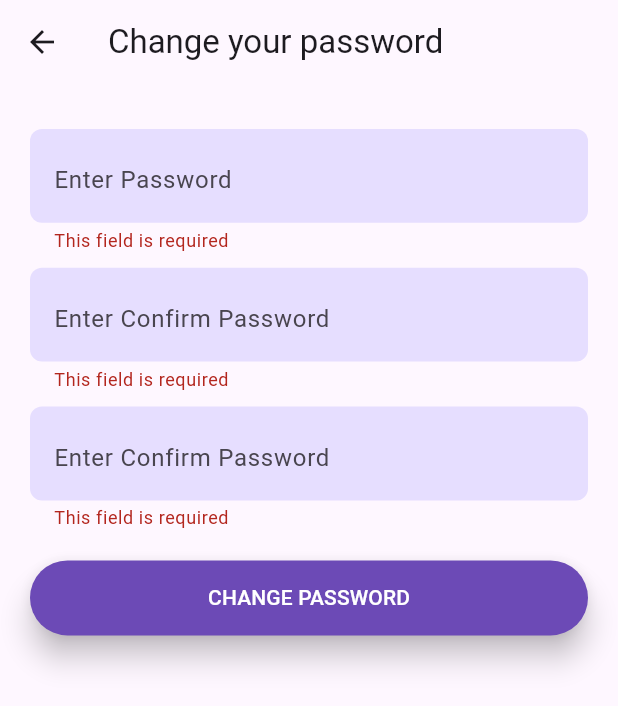
After one commit to dexterTalha/chat_app, a Flutter app: the ChangePasswordScreen screen opened directly, after a tap on "CHANGE PASSWORD", on a phone screen of 412 x 824 dp. The commit adds this screen. Shown: the top 706 px of the screen. Run offline on Flutter 3.47's test engine with Material 2 defaults, Android fonts, the phone set to English and light mode, and no system bars; our stand-ins replace cloud_firestore, firebase_auth, firebase_core, get; accounts and stored records are empty.

Commit message:
change password

```diff
--- a/lib/components/my_text_form_field.dart
+++ b/lib/components/my_text_form_field.dart
@@ -11,16 +11,7 @@ class MyTextField extends StatelessWidget {
   final TextInputType? inputType;
   final bool isObscure;
   final Widget? suffixWidget;
-  const MyTextField(
-      {super.key,
-      this.isObscure = false,
-      this.hintText,
-      this.borderRadius,
-      this.fillColor,
-      this.controller,
-      this.validator,
-      this.inputType,
-      this.suffixWidget});
+  const MyTextField({super.key, this.isObscure = false, this.hintText, this.borderRadius, this.fillColor, this.controller, this.validator, this.inputType, this.suffixWidget});
 
   @override
   Widget build(BuildContext context) {
@@ -32,6 +23,7 @@ class MyTextField extends StatelessWidget {
         textInputAction: TextInputAction.next,
         keyboardType: inputType,
         validator: validator,
+        autovalidateMode: AutovalidateMode.onUserInteraction,
         decoration: InputDecoration(
           hintText: hintText,
           suffix: suffixWidget,
--- /dev/null
+++ b/lib/screens/change_password_screen.dart
@@ -0,0 +1,191 @@
+import 'package:flutter/material.dart';
+import 'package:get/get.dart';
+import 'package:tabahi_chat_app/controller/login_controller.dart';
+
+import '../components/my_text_form_field.dart';
+import '../utils/my_theme.dart';
+
+class ChangePasswordScreen extends StatefulWidget {
+  const ChangePasswordScreen({super.key});
+
+  @override
+  State<ChangePasswordScreen> createState() => _ChangePasswordScreenState();
+}
+
+class _ChangePasswordScreenState extends State<ChangePasswordScreen> {
+  final LoginController _authController = Get.put(LoginController());
+  final TextEditingController _passwordController = TextEditingController();
+  final TextEditingController _newPasswordController = TextEditingController();
+  final TextEditingController _confPasswordController = TextEditingController();
+  final GlobalKey<FormState> _formKey = GlobalKey();
+  final RxBool isPassWordHidden = true.obs;
+  final RxBool isNewPassWordHidden = true.obs;
+  final RxBool isLoading = false.obs;
+
+  @override
+  void dispose() {
+    _passwordController.dispose();
+    _newPasswordController.dispose();
+    _confPasswordController.dispose();
+
+    super.dispose();
+  }
+
+  @override
+  Widget build(BuildContext context) {
+    return Scaffold(
+      appBar: AppBar(title: const Text('Change your password')),
+      body: Container(
+        padding: const EdgeInsets.symmetric(vertical: 20),
+        height: double.maxFinite,
+        width: double.maxFinite,
+        child: Form(
+          key: _formKey,
+          child: Column(
+            children: [
+              const SizedBox(height: 10),
+              Obx(
+                () => MyTextField(
+                  hintText: "Enter Password",
+                  isObscure: isPassWordHidden.value,
+                  controller: _passwordController,
+                  suffixWidget: Padding(
+                    padding: const EdgeInsets.only(right: 10),
+                    child: GestureDetector(
+                      onTap: () {
+                        isPassWordHidden(!isPassWordHidden.value);
+                      },
+                      child: Icon(isPassWordHidden.value ? Icons.visibility : Icons.visibility_off),
+                    ),
+                  ),
+                  borderRadius: BorderRadius.circular(8),
+                  // inputType: TextInputType.number,
+                  validator: (st) {
+                    if (st == null || st.isEmpty) {
+                      return "This field is required";
+                    }
+                    if (st.length < 8) {
+                      return "Password length should be minimum 8 characters";
+                    }
+
+                    return null;
+                  },
+                ),
+              ),
+              const SizedBox(height: 10),
+              Obx(
+                () => MyTextField(
+                  hintText: "Enter Confirm Password",
+                  isObscure: isNewPassWordHidden.value,
+                  controller: _newPasswordController,
+                  borderRadius: BorderRadius.circular(8),
+                  // inputType: TextInputType.number,
+                  suffixWidget: Padding(
+                    padding: const EdgeInsets.only(right: 10),
+                    child: GestureDetector(
+                      onTap: () {
+                        isNewPassWordHidden(!isNewPassWordHidden.value);
+                      },
+                      child: Icon(isNewPassWordHidden.value ? Icons.visibility : Icons.visibility_off),
+                    ),
+                  ),
+                  validator: (st) {
+                    if (st == null || st.isEmpty) {
+                      return "This field is required";
+                    }
+
+                    if (_passwordController.text == st) {
+                      return "New password cannot be same as old password";
+                    }
+
+                    return null;
+                  },
+                ),
+              ),
+              const SizedBox(height: 10),
+              Obx(
+                () => MyTextField(
+                  hintText: "Enter Confirm Password",
+                  isObscure: isNewPassWordHidden.value,
+                  controller: _confPasswordController,
+                  borderRadius: BorderRadius.circular(8),
+                  // inputType: TextInputType.number,
+                  suffixWidget: Padding(
+                    padding: const EdgeInsets.only(right: 10),
+                    child: GestureDetector(
+                      onTap: () {
+                        isNewPassWordHidden(!isNewPassWordHidden.value);
+                      },
+                      child: Icon(isNewPassWordHidden.value ? Icons.visibility : Icons.visibility_off),
+                    ),
+                  ),
+                  validator: (st) {
+                    if (st == null || st.isEmpty) {
+                      return "This field is required";
+                    }
+
+                    if (_newPasswordController.text != st) {
+                      return "Confirm Password do not match";
+                    }
+
+                    return null;
+                  },
+                ),
+              ),
+              const SizedBox(height: 20),
+              Obx(
+                () => Visibility(
+                  visible: isLoading.value,
+                  replacement: Padding(
+                    padding: const EdgeInsets.symmetric(horizontal: 20),
+                    child: ElevatedButton(
+                      onPressed: () async {
+                        if (!_formKey.currentState!.validate()) {
+                          return;
+                        }
+
+                        String passWord = _passwordController.text;
+                        String newPass = _newPasswordController.text;
+
+                        isLoading(true);
+                        String? result = await _authController.changePassword(context, passWord, newPass);
+                        isLoading(false);
+
+                        if (result != null) {
+                          Get.snackbar("Error", result);
+                        } else {
+                          Get.snackbar("Success", "Password Changed Successfully");
+                        }
+                        _passwordController.text = "";
+                        _newPasswordController.text = "";
+                        _confPasswordController.text = "";
+                      },
+                      style: ElevatedButton.styleFrom(
+                        backgroundColor: MyTheme.primary,
+                        elevation: 8,
+                      ),
+                      child: Padding(
+                        padding: const EdgeInsets.symmetric(vertical: 15),
+                        child: Center(
+                          child: Text(
+                            "Change Password".toUpperCase(),
+                            style: const TextStyle(
+                              color: Colors.white,
+                            ),
+                          ),
+                        ),
+                      ),
+                    ),
+                  ),
+                  child: const Center(
+                    child: CircularProgressIndicator(),
+                  ),
+                ),
+              ),
+            ],
+          ),
+        ),
+      ),
+    );
+  }
+}
```
Also changed, not shown: lib/controller/login_controller.dart (+24 -14 lines), lib/screens/home_screen.dart (+11 -18 lines).
